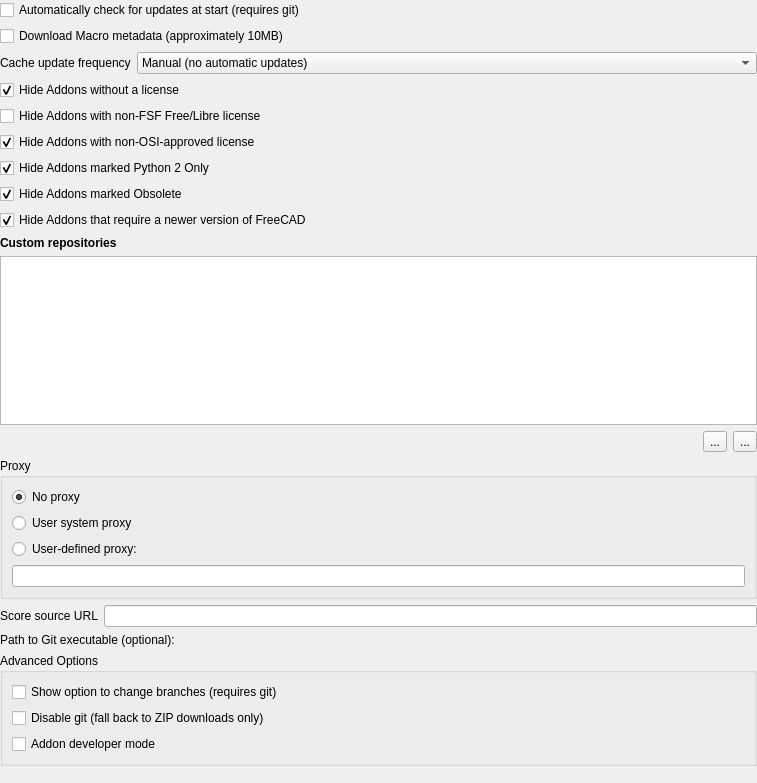
Above: AddonManagerOptions.ui from chennes/AddonManager before the change. Below: the same form after it.
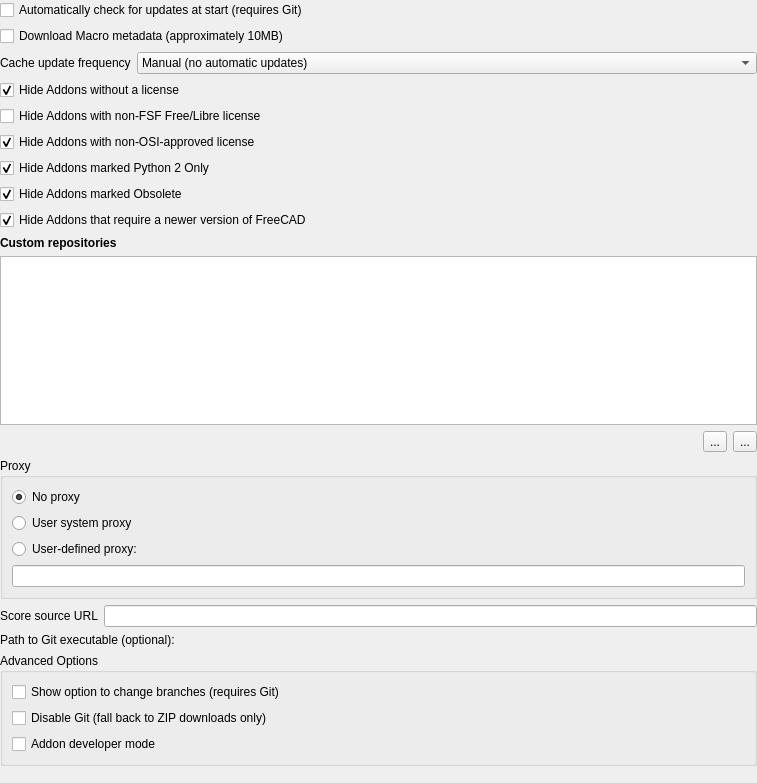
That is the form after the change. Custom widgets are drawn as their Qt base class.

Commit message:
Fix some typos on several files
- Missing spaces
- Missing commas
- 3D, G-code, Git, SPOOLES, Python capitalization

Patch:
```diff
--- a/AddonManagerOptions.ui
+++ b/AddonManagerOptions.ui
@@ -24,7 +24,7 @@
 installed addons will be checked for available updates</string>
      </property>
      <property name="text">
-      <string>Automatically check for updates at start (requires git)</string>
+      <string>Automatically check for updates at start (requires Git)</string>
      </property>
      <property name="autoExclusive">
       <bool>false</bool>
@@ -393,7 +393,7 @@
       <item>
        <widget class="Gui::PrefCheckBox" name="guiprefcheckboxShowBranchSwitcher">
         <property name="text">
-         <string>Show option to change branches (requires git)</string>
+         <string>Show option to change branches (requires Git)</string>
         </property>
         <property name="prefEntry" stdset="0">
          <cstring>ShowBranchSwitcher</cstring>
@@ -406,7 +406,7 @@
       <item>
        <widget class="Gui::PrefCheckBox" name="guiprefcheckboxDisableGit">
         <property name="text">
-         <string>Disable git (fall back to ZIP downloads only)</string>
+         <string>Disable Git (fall back to ZIP downloads only)</string>
         </property>
         <property name="prefEntry" stdset="0">
          <cstring>disableGit</cstring>
```
Left out of the diff: 2 changed lines with no effect on the pictures. The commit also changes 2 other files.
